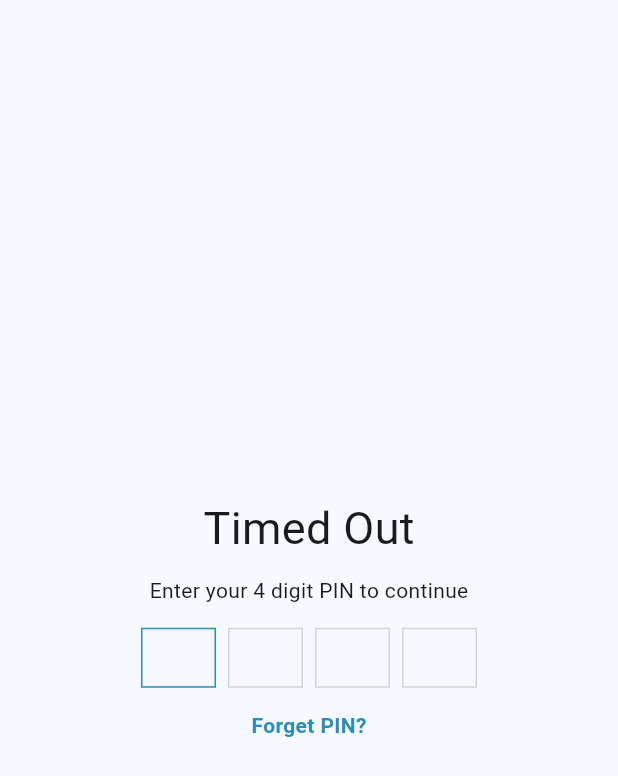
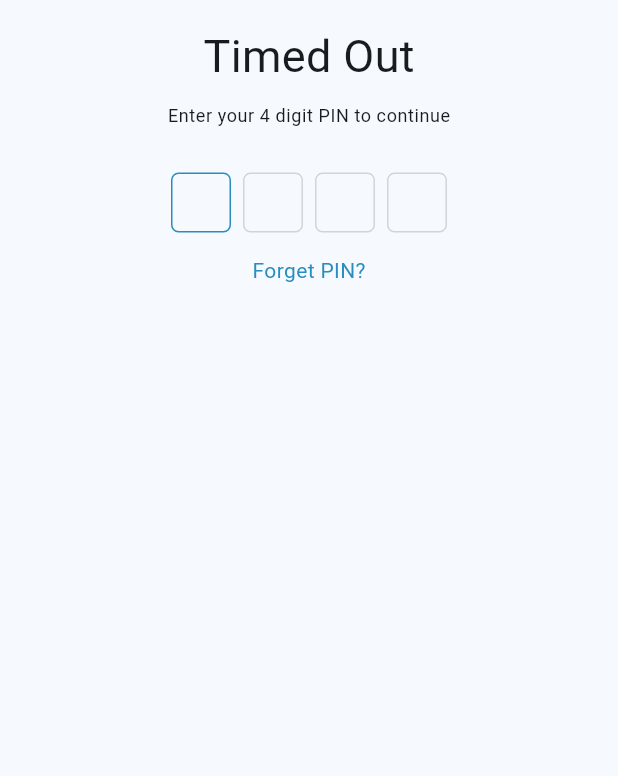
Before and after one commit to kest-cloud/demoappintern, a Flutter app: the PinScreen screen opened by its route, on a phone screen of 412 x 824 dp. Shown: the top 776 px of the screen. Run offline on Flutter 3.47's test engine with Material 3 defaults, Android fonts, the phone set to English and light mode, and no system bars; drawn by our look-alikes of pinput; our stand-ins replace flutter_svg.

Commit message:
Edit the page structure

```diff
--- a/lib/features/screens/authScreen/transaction_pin/pin_screen.dart
+++ b/lib/features/screens/authScreen/transaction_pin/pin_screen.dart
@@ -19,9 +19,12 @@ class _PinScreenState extends State<PinScreen> {
   Widget build(BuildContext context) {
     return Scaffold(
       body: SafeArea(
+        child: Center(
           child: Column(
-          mainAxisAlignment: MainAxisAlignment.center,
+            // mainAxisAlignment: MainAxisAlignment.start,
+            // crossAxisAlignment: CrossAxisAlignment.center,
             children: [pinSection()],
+          ),
         ),
       ),
     );
@@ -31,14 +34,14 @@ class _PinScreenState extends State<PinScreen> {
     return Padding(
       padding: const EdgeInsets.all(16),
       child: Column(
-        mainAxisAlignment: MainAxisAlignment.center,
+        // mainAxisAlignment: MainAxisAlignment.start,
+        // crossAxisAlignment: CrossAxisAlignment.start,
         children: [
           Text('Timed Out', style: TextStyle(fontSize: 30)),
           const SizedBox(height: 10),
-          Text('Enter your 4 digit PIN to continue'),
-          const SizedBox(height: 15),
-          Center(
-            child: Pinput(
+          Text('Enter your 4 digit PIN to continue', style: Theme.of(context).textTheme.bodySmall,),
+          const SizedBox(height: 30),
+          Pinput(
             controller: pinCtrl,
             length: 4,
             autofocus: true,
@@ -47,24 +50,25 @@ class _PinScreenState extends State<PinScreen> {
             },
             defaultPinTheme: PinTheme(
               height: 40,
-                width: 50,
+              width: 40,
               decoration: BoxDecoration(
+                borderRadius: BorderRadius.circular(5),
                 border: Border.all(color: AppColors.greyBorder),
               ),
             ),
             focusedPinTheme: PinTheme(
               height: 40,
-                width: 50,
+              width: 40,
               decoration: BoxDecoration(
+                borderRadius: BorderRadius.circular(5),
                 border: Border.all(color: AppColors.primary),
               ),
             ),
             errorPinTheme: PinTheme(
               height: 40,
-                width: 50,
+              width: 40,
               decoration: BoxDecoration(
                 border: Border.all(color: AppColors.error),
-                ),
               ),
             ),
           ),
@@ -78,7 +82,7 @@ class _PinScreenState extends State<PinScreen> {
               'Forget PIN?',
               style: TextStyle(
                 color: AppColors.primary,
-                fontWeight: FontWeight.bold,
+                // fontWeight: FontWeight.bold,
               ),
             ),
           ),
```
Lines whose indentation alone changed are shown as unchanged.
